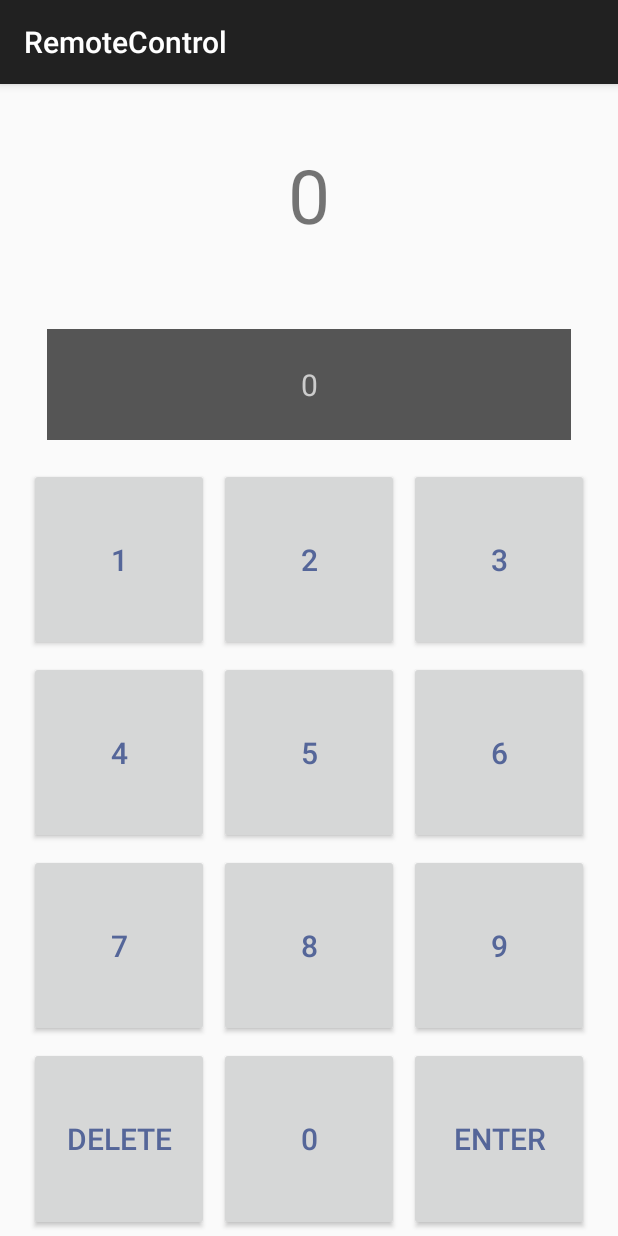
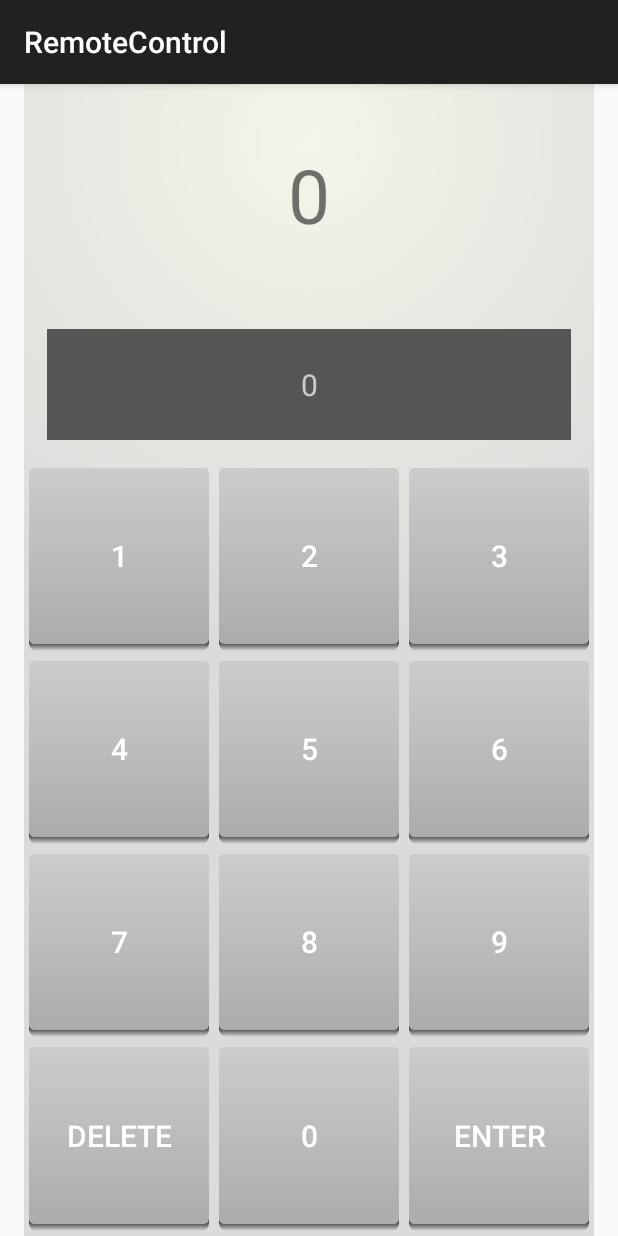
Before and after one commit to claylin/RemoteControl, an Android app: the screen it shows after launch (RemoteControlActivity), on a phone screen of 412 x 824 dp. Run offline under Robolectric (Android 15) with nearby library versions, the phone set to English and light mode, and no system bars.

```diff
--- /dev/null
+++ b/app/src/main/res/drawable/button_shape_pressed.xml
@@ -0,0 +1,9 @@
+<?xml version="1.0" encoding="utf-8"?>
+<shape xmlns:android="http://schemas.android.com/apk/res/android"
+       android:shape="rectangle" >
+    <corners android:radius="3dp" />
+    <gradient
+        android:angle="270"
+        android:endColor="#cccccc"
+        android:startColor="#acacac" />
+</shape>
--- /dev/null
+++ b/app/src/main/res/drawable/button_shape_shadowed.xml
@@ -0,0 +1,19 @@
+<?xml version="1.0" encoding="utf-8"?>
+<layer-list xmlns:android="http://schemas.android.com/apk/res/android" >
+    <item>
+        <shape android:shape="rectangle" >
+            <corners android:radius="5dp" />
+            <gradient
+                android:angle="90"
+                android:centerColor="#303339"
+                android:centerY="0.05"
+                android:endColor="#000000"
+                android:startColor="#00000000" />
+        </shape>
+    </item>
+    <item>
+        <inset
+            android:drawable="@drawable/button_shape"
+            android:insetBottom="5dp" />
+    </item>
+</layer-list>
--- /dev/null
+++ b/app/src/main/res/drawable/button_text_color.xml
@@ -0,0 +1,5 @@
+<?xml version="1.0" encoding="utf-8"?>
+<selector xmlns:android="http://schemas.android.com/apk/res/android">
+    <item android:state_pressed="false" android:color="#ffffff"/>
+    <item android:state_pressed="true" android:color="#556699"/>
+</selector>
--- /dev/null
+++ b/app/src/main/res/drawable/remote_background.xml
@@ -0,0 +1,9 @@
+<?xml version="1.0" encoding="utf-8"?>
+<shape xmlns:android="http://schemas.android.com/apk/res/android" >
+    <gradient
+        android:centerY="0.05"
+        android:endColor="#dbdbdb"
+        android:gradientRadius="500"
+        android:startColor="#f4f4e9"
+        android:type="radial" />
+</shape>
--- a/app/src/main/res/layout/fragment_remote_control.xml
+++ b/app/src/main/res/layout/fragment_remote_control.xml
@@ -2,6 +2,7 @@
              android:id="@+id/fragment_remote_control_tableLayout"
              android:layout_width="match_parent"
              android:layout_height="match_parent"
+             android:background="@drawable/remote_background"
              android:stretchColumns="*" >
     <TextView
         android:id="@+id/fragment_remote_control_selectedTextView"
--- a/app/src/main/res/values/styles.xml
+++ b/app/src/main/res/values/styles.xml
@@ -8,9 +8,11 @@
     <style name="RemoteButton">
         <item name="android:layout_width">0dp</item>
         <item name="android:layout_height">match_parent</item>
-        <item name="android:textColor">#556699</item>
+        <!--<item name="android:textColor">#556699</item>-->
         <item name="android:textSize">20dp</item>
         <item name="android:layout_margin">3dp</item>
+        <item name="android:background">@drawable/button_shape_shadowed</item>
+        <item name="android:textColor">@drawable/button_text_color</item>
     </style>
 
 
```
